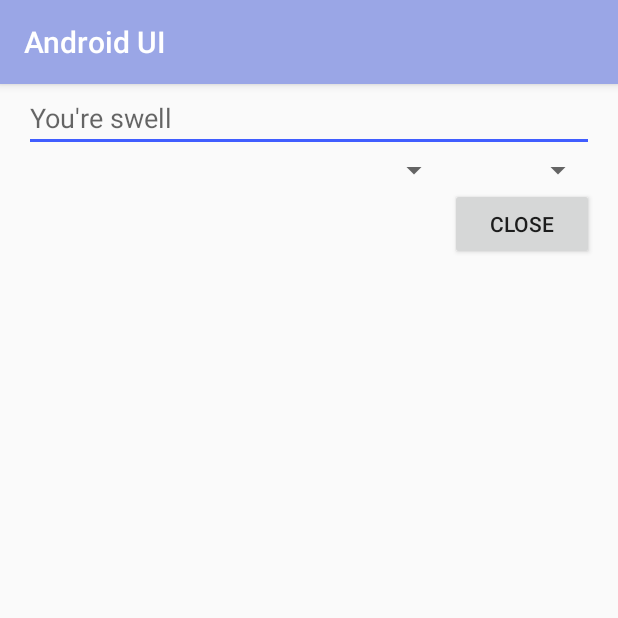
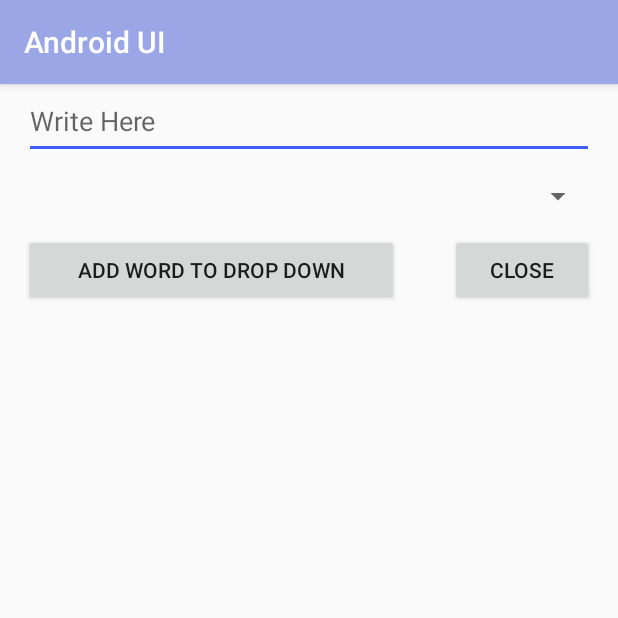
Before and after one commit to VisVires/CS496, an Android app: the relative_layout screen opened directly, with no data from a screen before it, on a phone screen of 412 x 824 dp, the top half of it. Run offline under Robolectric (Android 15) with nearby library versions, the light colour scheme and no system bars.

Commit message:
finished layouts

```diff
--- a/Assignment5/AndroidUI/app/src/main/java/com/androidui/georgew/androidui/linear_layout_horizontal.java
+++ b/Assignment5/AndroidUI/app/src/main/java/com/androidui/georgew/androidui/linear_layout_horizontal.java
@@ -17,7 +17,7 @@
         btnClose.setOnClickListener(new View.OnClickListener() {
 
             public void onClick(View arg0) {
-                //Closing SecondScreen Activity
+                //Closing linear_layout_horizontal Activity
                 finish();
             }
         });
--- a/Assignment5/AndroidUI/app/src/main/java/com/androidui/georgew/androidui/linear_layout_vertical.java
+++ b/Assignment5/AndroidUI/app/src/main/java/com/androidui/georgew/androidui/linear_layout_vertical.java
@@ -17,7 +17,7 @@
         btnClose.setOnClickListener(new View.OnClickListener() {
 
             public void onClick(View arg0) {
-                //Closing SecondScreen Activity
+                //Closing linear_layout_vertical Activity
                 finish();
             }
         });
--- a/Assignment5/AndroidUI/app/src/main/java/com/androidui/georgew/androidui/relative_layout.java
+++ b/Assignment5/AndroidUI/app/src/main/java/com/androidui/georgew/androidui/relative_layout.java
@@ -17,7 +17,7 @@
         btnClose.setOnClickListener(new View.OnClickListener() {
 
             public void onClick(View arg0) {
-                //Closing SecondScreen Activity
+                //Closing relative_layout activity
                 finish();
             }
         });
--- a/Assignment5/AndroidUI/app/src/main/res/layout/activity_relative_layout.xml
+++ b/Assignment5/AndroidUI/app/src/main/res/layout/activity_relative_layout.xml
@@ -5,28 +5,28 @@
     android:paddingLeft="16dp"
     android:paddingRight="16dp" >
     <EditText
-        android:id="@+id/name"
+        android:id="@+id/inputs"
+        android:layout_height="50dp"
         android:layout_width="match_parent"
+        android:hint="@string/add_word_vertical_1" />
+    <Button
+        android:id="@+id/btnAddWord"
+        android:layout_below="@id/textview"
+        android:layout_width="250dp"
         android:layout_height="wrap_content"
-        android:hint="You're swell" />
+        android:text="@string/add_word_button_2"/>
     <Spinner
-        android:id="@+id/dates"
-        android:layout_width="0dp"
-        android:layout_height="wrap_content"
-        android:layout_below="@id/name"
-        android:layout_alignParentLeft="true"
-        android:layout_toLeftOf="@+id/times" />
-    <Spinner
-        android:id="@id/times"
-        android:layout_width="96dp"
-        android:layout_height="wrap_content"
-        android:layout_below="@id/name"
-        android:layout_alignParentRight="true" />
+        android:id="@+id/textview"
+        android:layout_width="match_parent"
+        android:layout_height="50dp"
+        android:layout_below="@id/inputs"
+        android:layout_alignParentLeft="true" />
     <Button
         android:id="@+id/btnClose"
         android:layout_width="96dp"
         android:layout_height="wrap_content"
-        android:layout_below="@id/times"
+        android:layout_toLeftOf="@id/btnAddWord"
+        android:layout_below="@id/textview"
         android:layout_alignParentRight="true"
         android:text="@string/close" />
 </RelativeLayout>
--- a/Assignment5/AndroidUI/app/src/main/res/values/strings.xml
+++ b/Assignment5/AndroidUI/app/src/main/res/values/strings.xml
@@ -4,5 +4,12 @@
     <string name="main_link_2">Vertical Linear View</string>
     <string name="main_link_3">Grid View</string>
     <string name="main_link_4">Relative Layout View</string>
+    <string name="add_number_1">Add Number</string>
+    <string name="add_number_horizontal_1">Add Number Here</string>
+    <string name="add_number_first_1">1</string>
+    <string name="add_word_vertical_1">Write Here</string>
+    <string name="add_word_button_1">Add Word to List</string>
+    <string name="add_word_button_2">Add Word to Drop Down</string>
+    <string name="add_word_first_1">First Word</string>
     <string name="close">CLOSE</string>
 </resources>
```
Also changed, not shown: Assignment5/AndroidUI/app/src/main/java/com/androidui/georgew/androidui/grid_layout.java (+42 -0 lines), Assignment5/AndroidUI/app/src/main/res/layout/activity_grid_layout.xml (+18 -12 lines), Assignment5/AndroidUI/app/src/main/res/layout/activity_linear_layout_horizontal.xml (+13 -5 lines), Assignment5/AndroidUI/app/src/main/res/layout/activity_linear_layout_vertical.xml (+12 -5 lines).
